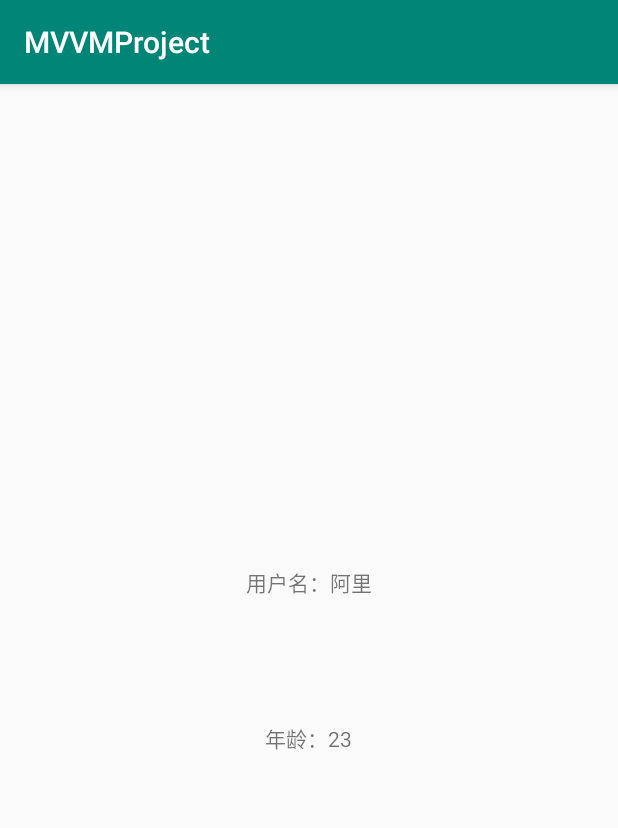
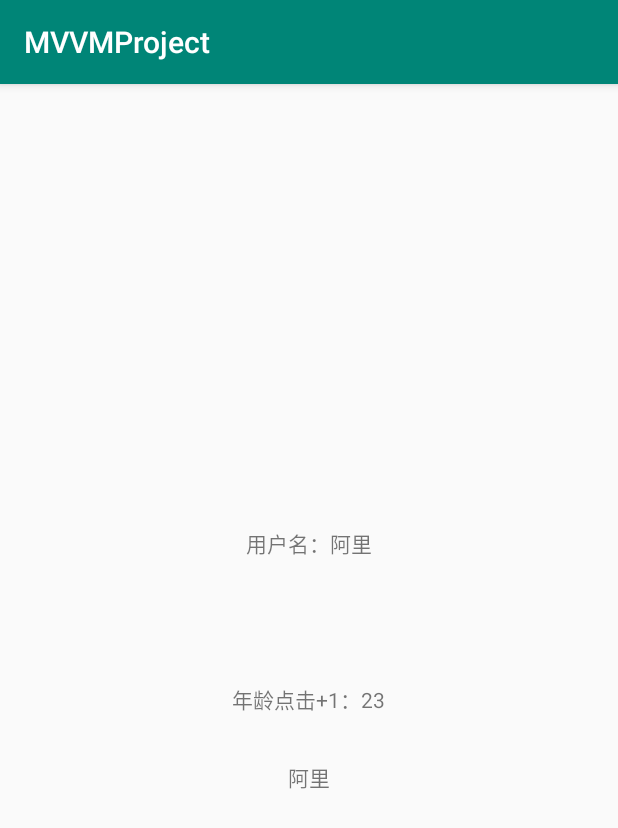
Before and after one commit to HeroSxx/MVVMProject, an Android app: the screen it shows after launch (MainActivity), on a phone screen of 412 x 824 dp. Shown: the top 828 px of the screen. Run offline under Robolectric (Android 15) with nearby library versions, the phone set to English and light mode, and no system bars; our stand-ins replace data binding.

Commit message:
dataBinding三元运算符使用

```diff
--- a/app/src/main/java/com/example/myapplication/MainActivity.kt
+++ b/app/src/main/java/com/example/myapplication/MainActivity.kt
@@ -27,7 +27,7 @@ class MainActivity : AppCompatActivity() {
 
     private fun initDataBinding() {
         activityMainBinding = DataBindingUtil.setContentView(this, R.layout.activity_main)
-        userModel = UserModel(ObservableField("阿里"), null, ObservableInt(23))
+        userModel = UserModel(ObservableField("阿里"), null, ObservableInt(23),false)
         activityMainBinding.user = userModel
     }
 
--- a/app/src/main/java/com/example/myapplication/model/UserModel.kt
+++ b/app/src/main/java/com/example/myapplication/model/UserModel.kt
@@ -6,5 +6,6 @@
 data class UserModel(
     var name: ObservableField<String>,
     var sex: String?,
-    var age: ObservableInt
+    var age: ObservableInt,
+    var chinese:Boolean
 )
--- a/app/src/main/java/com/example/myapplication/viewModel/TestViewModel.kt
+++ b/app/src/main/java/com/example/myapplication/viewModel/TestViewModel.kt
@@ -4,19 +4,21 @@ import android.arch.lifecycle.MutableLiveData
 import android.arch.lifecycle.ViewModel
 import android.arch.lifecycle.ViewModelProvider
 import android.util.Log
+import com.example.myapplication.model.UserModel
 
 
 class TestViewModel(private val key: String) : ViewModel() {
     val nameEvent = MutableLiveData<String>()
+//    val userLiveData = MutableLiveData<UserModel>()
 
     init {
         Log.e("===TestViewModel===", key)
     }
 
-    class TestViewModelFactory(val name: String) : ViewModelProvider.Factory {
+    class TestViewModelFactory(val key: String) : ViewModelProvider.Factory {
 
         override fun <T : ViewModel> create(modelClass: Class<T>): T {
-            return TestViewModel(name) as T
+            return TestViewModel(key) as T
         }
     }
 }
--- a/app/src/main/res/layout/activity_main.xml
+++ b/app/src/main/res/layout/activity_main.xml
@@ -38,6 +38,12 @@
             android:layout_height="wrap_content"
             android:onClick="addAge"
             android:padding="15dp"
-            android:text="@{`年龄：`+user.age}" />
+            android:text="@{`年龄点击+1：`+user.age}" />
+        <TextView
+            android:layout_width="wrap_content"
+            android:layout_height="wrap_content"
+            android:onClick="addAge"
+            android:padding="15dp"
+            android:text='@{user.sex==null ? user.name: "腾讯"}' />
     </LinearLayout>
 </layout>
```
